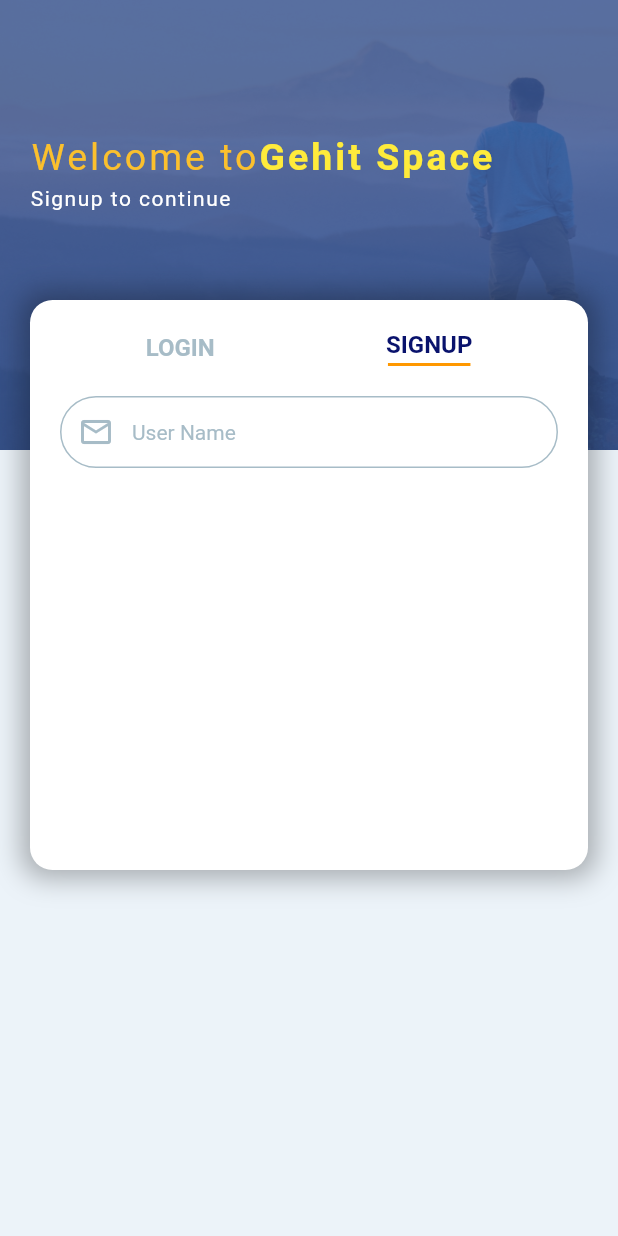
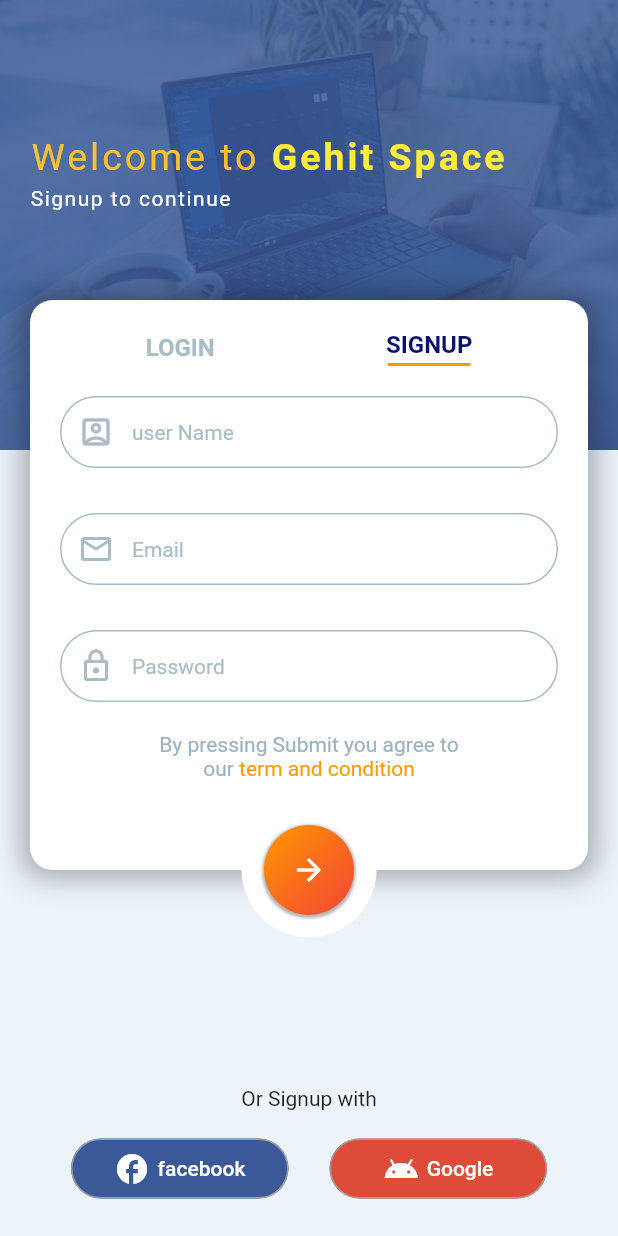
Before and after one commit to wobin1/Login-System-with-flutter, a Flutter app: the screen it shows after launch, on a phone screen of 412 x 824 dp. Run offline on Flutter 3.47's test engine with Material 2 defaults, Android fonts, the phone set to English and light mode, and no system bars.

Commit message:
Completed UI

```diff
--- a/lib/screens/login.dart
+++ b/lib/screens/login.dart
@@ -37,16 +37,16 @@ class _LoginPageState extends State<LoginPage> {
                     children: [
                       RichText(
                         text: TextSpan(
-                          text: "Welcome to",
+                          text: isSignupScreen ? "Welcome to " : "Welcome ",
                           style: TextStyle(
                             fontSize: 25,
                             letterSpacing: 2,
                             color: Colors.yellow[700],
                           ),
-                          children: const [
+                          children: [
                             TextSpan(
-                              text: "Gehit Space",
-                              style: TextStyle(
+                              text: isSignupScreen ? "Gehit Space" : "Back",
+                              style: const TextStyle(
                                 fontSize: 25,
                                 fontWeight: FontWeight.bold,
                                 color: Colors.yellow,
@@ -56,9 +56,11 @@ class _LoginPageState extends State<LoginPage> {
                         ),
                       ),
                       const SizedBox(height: 5),
-                      const Text(
-                        "Signup to continue",
-                        style: TextStyle(
+                      Text(
+                        isSignupScreen
+                            ? "Signup to continue"
+                            : "Signin to Continue",
+                        style: const TextStyle(
                           letterSpacing: 1,
                           color: Colors.white,
                         ),
@@ -67,11 +69,16 @@ class _LoginPageState extends State<LoginPage> {
                   ),
                 )),
           ),
-          Positioned(
-            top: 200,
-            child: Container(
+          // Main container with Login and Signup
+          AnimatedPositioned(
+            duration: Duration(milliseconds: 700),
+            curve: Curves.bounceInOut,
+            top: isSignupScreen ? 200 : 230,
+            child: AnimatedContainer(
+              duration: Duration(milliseconds: 700),
+              curve: Curves.bounceInOut,
               padding: EdgeInsets.all(20),
-              height: 380,
+              height: isSignupScreen ? 380 : 250,
               width: MediaQuery.of(context).size.width - 40,
               margin: EdgeInsets.symmetric(horizontal: 20),
               decoration: BoxDecoration(
@@ -83,6 +90,7 @@ class _LoginPageState extends State<LoginPage> {
                         blurRadius: 15,
                         spreadRadius: 5)
                   ]),
+              child: SingleChildScrollView(
                 child: Column(
                   children: [
                     Row(
@@ -145,40 +153,198 @@ class _LoginPageState extends State<LoginPage> {
                       ],
                     ),
                     // ignore: avoid_unnecessary_containers
+                    isSignupScreen ? buildSignupSection() : buildSigninSection()
+                  ],
+                ),
+              ),
+            ),
+          ),
+          // Positin with submit button
+          AnimatedPositioned(
+            duration: Duration(milliseconds: 700),
+            curve: Curves.bounceInOut,
+            top: isSignupScreen ? 535 : 430,
+            right: 0,
+            left: 0,
+            child: Center(
+              child: Container(
+                height: 90,
+                width: 90,
+                padding: EdgeInsets.all(15),
+                decoration: BoxDecoration(
+                  color: Colors.white,
+                  borderRadius: BorderRadius.circular(50),
+                ),
+                child: Container(
+                  decoration: BoxDecoration(
+                      gradient: const LinearGradient(
+                          colors: [Colors.orange, Colors.red],
+                          begin: Alignment.topLeft,
+                          end: Alignment.bottomRight),
+                      borderRadius: BorderRadius.circular(30),
+                      boxShadow: [
+                        BoxShadow(
+                            color: Colors.black.withOpacity(.3),
+                            spreadRadius: 1,
+                            blurRadius: 1,
+                            offset: Offset(0, 1))
+                      ]),
+                  child: Icon(Icons.arrow_forward, color: Colors.white),
+                ),
+              ),
+            ),
+          ),
+          // Lower Part of the screen
+          Positioned(
+            top: MediaQuery.of(context).size.height - 100,
+            right: 0,
+            left: 0,
+            child: Column(
+              children: [
+                Text(isSignupScreen ? "Or Signup with" : "Or Signin with"),
                 Container(
-                    margin: EdgeInsets.only(top: 20),
-                    child: Column(
-                      // ignore: prefer_const_literals_to_create_immutables
+                  margin: const EdgeInsets.only(right: 20, left: 20, top: 15),
+                  child: Row(
+                    mainAxisAlignment: MainAxisAlignment.spaceEvenly,
                     children: [
-                        const TextField(
-                          decoration: InputDecoration(
-                              prefixIcon: Icon(Icons.email_outlined,
-                                  color: Palette.textColor1),
-                              enabledBorder: OutlineInputBorder(
-                                borderSide:
-                                    BorderSide(color: Palette.textColor1),
-                                borderRadius:
-                                    BorderRadius.all(Radius.circular(35.0)),
+                      buildTextButton(
+                          Icons.facebook, "facebook", Palette.facebookColor),
+                      buildTextButton(
+                          Icons.android_rounded, "Google", Palette.googleColor)
+                    ],
                   ),
-                              focusedBorder: OutlineInputBorder(
-                                  borderSide:
-                                      BorderSide(color: Palette.textColor1),
-                                  borderRadius:
-                                      BorderRadius.all(Radius.circular(35.0))),
-                              contentPadding: EdgeInsets.all(10),
-                              hintText: "User Name",
-                              hintStyle: TextStyle(
-                                  fontSize: 14, color: Palette.textColor1)),
                 )
               ],
             ),
           )
         ],
       ),
+    );
+  }
+
+  Container buildSigninSection() {
+    // ignore: avoid_unnecessary_containers
+    return Container(
+        child: Column(children: [
+      buildTextField(Icons.mail, "info@demo.com", false, true),
+      const SizedBox(
+        height: 30,
       ),
+      buildTextField(Icons.lock_outline, "*********", true, false),
+      const SizedBox(
+        height: 20,
+      ),
+      Row(mainAxisAlignment: MainAxisAlignment.spaceBetween, children: [
+        Row(children: [
+          Checkbox(
+              value: isRememberMe,
+              activeColor: Palette.textColor2,
+              onChanged: (value) {
+                setState(() {
+                  isRememberMe = !isRememberMe;
+                });
+              }),
+          const Text(
+            "Remember Me",
+            style: TextStyle(fontSize: 12, color: Palette.textColor1),
+          )
+        ]),
+        TextButton(
+          onPressed: () {},
+          child: const Text(
+            "Forgot Password?",
+            style: TextStyle(fontSize: 12, color: Palette.textColor1),
+          ),
+        )
+      ]),
+    ]));
+  }
+
+  Container buildSignupSection() {
+    return Container(
+      margin: const EdgeInsets.only(top: 20),
+      child: Column(
+        // ignore: prefer_const_literals_to_create_immutables
+        children: [
+          buildTextField(Icons.account_box_outlined, "user Name", false, false),
+          const SizedBox(
+            height: 30,
+          ),
+          buildTextField(Icons.email_outlined, "Email", false, true),
+          const SizedBox(
+            height: 30,
+          ),
+          buildTextField(Icons.lock_outline, "Password", true, false),
+          Container(
+            width: 200,
+            margin: const EdgeInsets.only(top: 20),
+            child: RichText(
+              textAlign: TextAlign.center,
+              text: const TextSpan(
+                text: "By pressing Submit you agree to our ",
+                style: TextStyle(
+                  color: Palette.textColor2,
+                ),
+                children: [
+                  TextSpan(
+                    text: "term and condition",
+                    style: TextStyle(
+                      color: Colors.orange,
+                    ),
+                  )
+                ],
+              ),
+            ),
+          ),
+        ],
+      ),
+    );
+  }
+
+  TextButton buildTextButton(
+      IconData icon, String title, Color backgroundColor) {
+    return TextButton(
+      onPressed: () {},
+      style: TextButton.styleFrom(
+          side: const BorderSide(width: 1, color: Colors.grey),
+          minimumSize: const Size(145, 40),
+          shape:
+              RoundedRectangleBorder(borderRadius: BorderRadius.circular(20)),
+          primary: Colors.white,
+          backgroundColor: backgroundColor),
+      child: Row(
+        children: [
+          Icon(
+            icon,
+          ),
+          const SizedBox(
+            width: 5,
+          ),
+          Text(
+            title,
           )
         ],
       ),
     );
   }
+
+  TextField buildTextField(
+      IconData icon, String hintText, bool isPassword, bool isEmail) {
+    return TextField(
+      obscureText: isPassword,
+      keyboardType: isEmail ? TextInputType.emailAddress : TextInputType.text,
+      decoration: InputDecoration(
+          prefixIcon: Icon(icon, color: Palette.textColor1),
+          enabledBorder: const OutlineInputBorder(
+            borderSide: BorderSide(color: Palette.textColor1),
+            borderRadius: BorderRadius.all(Radius.circular(35.0)),
+          ),
+          focusedBorder: const OutlineInputBorder(
+              borderSide: BorderSide(color: Palette.textColor1),
+              borderRadius: BorderRadius.all(Radius.circular(35.0))),
+          contentPadding: const EdgeInsets.all(10),
+          hintText: hintText,
+          hintStyle: const TextStyle(fontSize: 14, color: Palette.textColor1)),
+    );
   }
+}
```
Also changed, not shown: images/background.jpg, 1 other file. Lines whose indentation alone changed are shown as unchanged.
